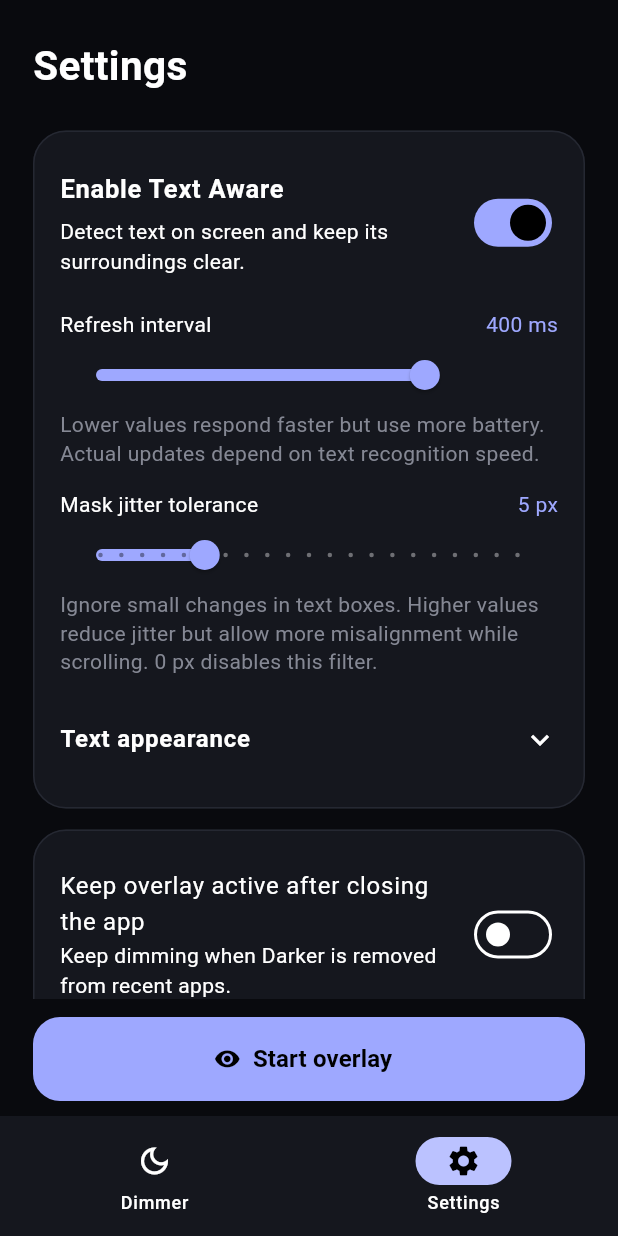
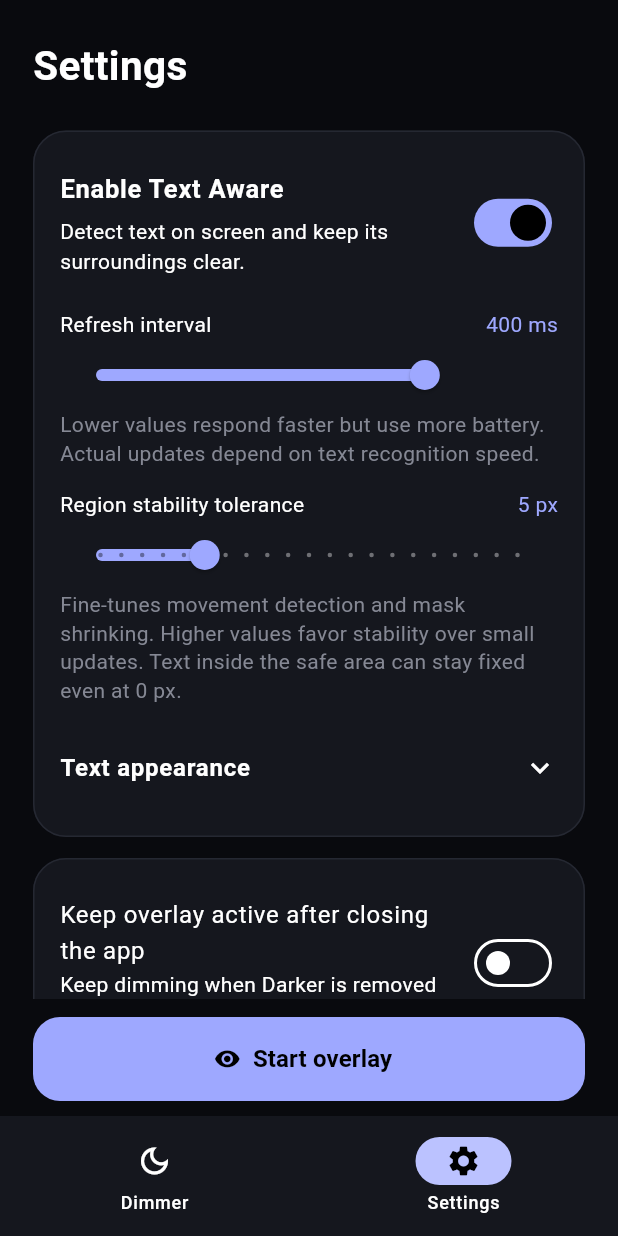
Before and after one commit to Desu1243/darker, a Flutter app: the screen it shows after launch, swiped to page 2, on a phone screen of 412 x 824 dp. Run offline on Flutter 3.47's test engine with Material 3 defaults, Android fonts, the phone set to English and light mode, and no system bars; our stand-ins replace shared_preferences.

Commit message:
Clarify region stability tolerance and set the refresh interval slider step to 5 ms

```diff
--- a/lib/main.dart
+++ b/lib/main.dart
@@ -639,6 +639,7 @@ class _DimmerPageState extends State<DimmerPage> with WidgetsBindingObserver {
                   value: _refreshIntervalMs,
                   min: 50,
                   max: 500,
+                  step: 5,
                   suffix: 'ms',
                   enabled: !_busy,
                   onChanged: _updateRefreshInterval,
@@ -649,7 +650,7 @@ class _DimmerPageState extends State<DimmerPage> with WidgetsBindingObserver {
                 ),
                 const SizedBox(height: 14),
                 _StyleSlider(
-                  label: 'Mask jitter tolerance',
+                  label: 'Region stability tolerance',
                   value: _jitterTolerancePx,
                   min: 0,
                   max: 20,
@@ -658,7 +659,7 @@ class _DimmerPageState extends State<DimmerPage> with WidgetsBindingObserver {
                   onChanged: _updateJitterTolerance,
                 ),
                 const Text(
-                  'Ignore small changes in text boxes. Higher values reduce jitter but allow more misalignment while scrolling. 0 px disables this filter.',
+                  'Fine-tunes movement detection and mask shrinking. Higher values favor stability over small updates. Text inside the safe area can stay fixed even at 0 px.',
                   style: TextStyle(color: Color(0xFF858894), height: 1.35),
                 ),
                 const SizedBox(height: 14),
@@ -926,6 +927,7 @@ class _StyleSlider extends StatelessWidget {
     required this.value,
     required this.min,
     required this.max,
+    this.step = 1,
     required this.suffix,
     required this.enabled,
     required this.onChanged,
@@ -935,6 +937,7 @@ class _StyleSlider extends StatelessWidget {
   final double value;
   final double min;
   final double max;
+  final double step;
   final String suffix;
   final bool enabled;
   final ValueChanged<double> onChanged;
@@ -957,7 +960,7 @@ class _StyleSlider extends StatelessWidget {
           value: value,
           min: min,
           max: max,
-          divisions: (max - min).round(),
+          divisions: ((max - min) / step).round(),
           onChanged: enabled ? onChanged : null,
         ),
       ],
```
Also changed, not shown: 1 other file.
